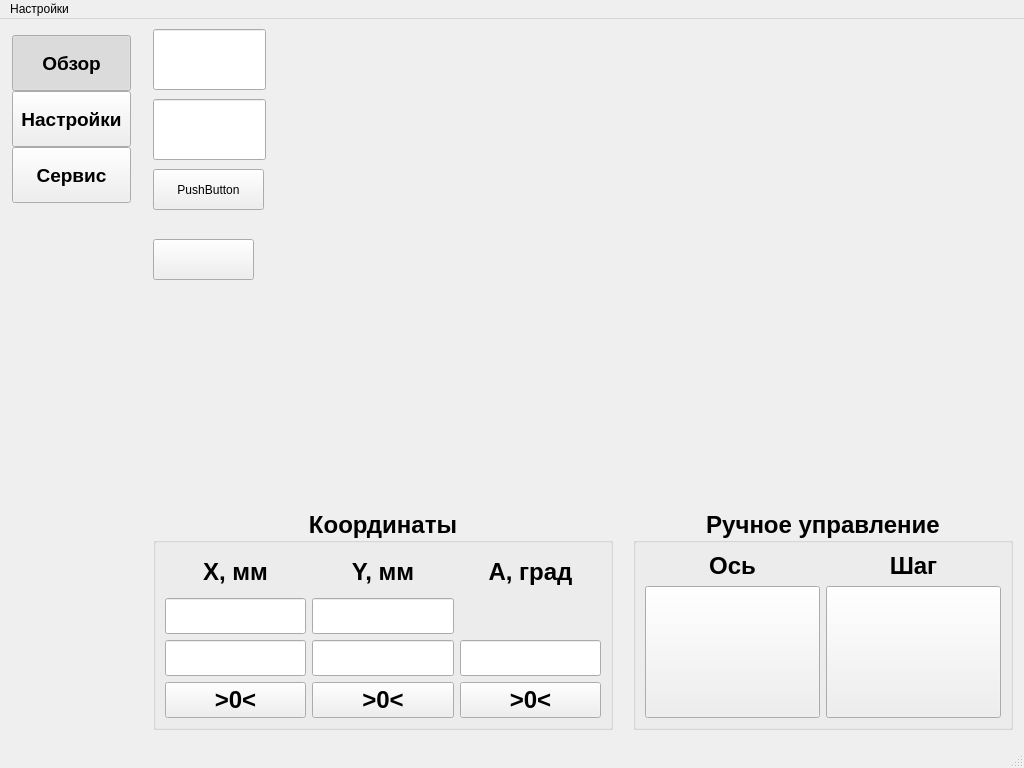
First picture: the form in mainwindow.ui, repository Wooferpenza/HMI, before the edit.
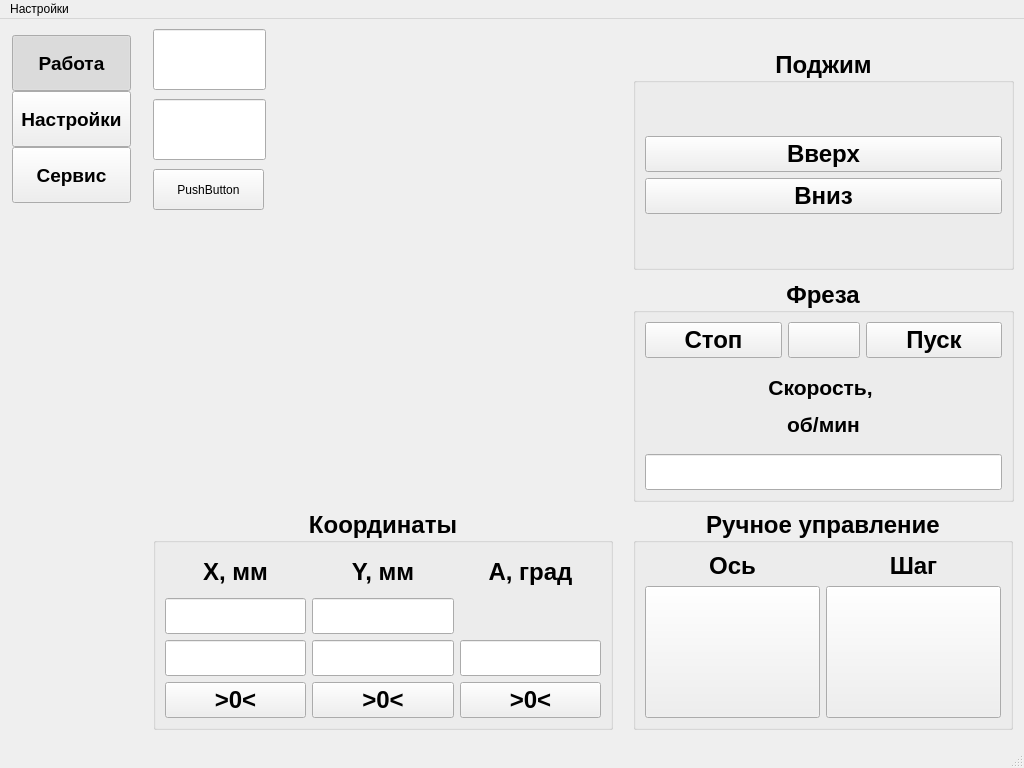
Second picture: the form after the edit. The open tabs and pages were chosen to show the change. Custom widgets are drawn as their Qt base class.

The edit to the form file:
```diff
--- a/mainwindow.ui
+++ b/mainwindow.ui
@@ -86,7 +86,7 @@
          <enum>Qt::FocusPolicy::NoFocus</enum>
         </property>
         <property name="text">
-         <string>Обзор</string>
+         <string>Работа</string>
         </property>
         <property name="checkable">
          <bool>true</bool>
@@ -281,25 +281,6 @@
            <string>PushButton</string>
           </property>
          </widget>
-         <widget class="ToggleButton" name="toggleButtonEnable">
-          <property name="geometry">
-           <rect>
-            <x>10</x>
-            <y>220</y>
-            <width>101</width>
-            <height>41</height>
-           </rect>
-          </property>
-          <property name="focusPolicy">
-           <enum>Qt::FocusPolicy::NoFocus</enum>
-          </property>
-          <property name="stateTexts" stdset="0">
-           <stringlist>
-            <string>Выкл</string>
-            <string>Вкл</string>
-           </stringlist>
-          </property>
-         </widget>
          <widget class="QGroupBox" name="CoordinateBox">
           <property name="geometry">
            <rect>
@@ -788,6 +769,196 @@
            </item>
           </layout>
          </widget>
+         <widget class="QGroupBox" name="CutBox">
+          <property name="geometry">
+           <rect>
+            <x>490</x>
+            <y>260</y>
+            <width>381</width>
+            <height>223</height>
+           </rect>
+          </property>
+          <property name="font">
+           <font>
+            <pointsize>18</pointsize>
+            <bold>true</bold>
+           </font>
+          </property>
+          <property name="title">
+           <string>Фреза</string>
+          </property>
+          <property name="alignment">
+           <set>Qt::AlignmentFlag::AlignCenter</set>
+          </property>
+          <property name="flat">
+           <bool>false</bool>
+          </property>
+          <property name="checkable">
+           <bool>false</bool>
+          </property>
+          <layout class="QVBoxLayout" name="verticalLayout_2">
+           <item>
+            <layout class="QHBoxLayout" name="horizontalLayout_3">
+             <item>
+              <widget class="MomentaryButton" name="cutStopButton">
+               <property name="focusPolicy">
+                <enum>Qt::FocusPolicy::NoFocus</enum>
+               </property>
+               <property name="text">
+                <string>Стоп</string>
+               </property>
+              </widget>
+             </item>
+             <item>
+              <widget class="ToggleButton" name="cutRunToggle">
+               <property name="sizePolicy">
+                <sizepolicy hsizetype="Maximum" vsizetype="Fixed">
+                 <horstretch>0</horstretch>
+                 <verstretch>0</verstretch>
+                </sizepolicy>
+               </property>
+               <property name="focusPolicy">
+                <enum>Qt::FocusPolicy::NoFocus</enum>
+               </property>
+               <property name="stateTexts" stdset="0">
+                <stringlist/>
+               </property>
+              </widget>
+             </item>
+             <item>
+              <widget class="MomentaryButton" name="cutStartButton">
+               <property name="focusPolicy">
+                <enum>Qt::FocusPolicy::NoFocus</enum>
+               </property>
+               <property name="text">
+                <string>Пуск</string>
+               </property>
+              </widget>
+             </item>
+            </layout>
+           </item>
+           <item>
+            <layout class="QVBoxLayout" name="verticalLayout">
+             <item>
+              <widget class="QLabel" name="label_7">
+               <property name="sizePolicy">
+                <sizepolicy hsizetype="Minimum" vsizetype="Preferred">
+                 <horstretch>0</horstretch>
+                 <verstretch>0</verstretch>
+                </sizepolicy>
+               </property>
+               <property name="minimumSize">
+                <size>
+                 <width>120</width>
+                 <height>0</height>
+                </size>
+               </property>
+               <property name="layoutDirection">
+                <enum>Qt::LayoutDirection::LeftToRight</enum>
+               </property>
+               <property name="text">
+                <string>&lt;html&gt;&lt;head/&gt;&lt;body&gt;&lt;p&gt;&lt;span style=&quot; font-size:16pt;&quot;&gt;Скорость, &lt;/span&gt;&lt;/p&gt;&lt;p&gt;&lt;span style=&quot; font-size:16pt;&quot;&gt;об/мин&lt;/span&gt;&lt;/p&gt;&lt;/body&gt;&lt;/html&gt;</string>
+               </property>
+               <property name="alignment">
+                <set>Qt::AlignmentFlag::AlignCenter</set>
+               </property>
+              </widget>
+             </item>
+             <item>
+              <widget class="NumericDisplay" name="cutSpeedDisplay">
+               <property name="sizePolicy">
+                <sizepolicy hsizetype="Minimum" vsizetype="Fixed">
+                 <horstretch>0</horstretch>
+                 <verstretch>0</verstretch>
+                </sizepolicy>
+               </property>
+               <property name="minimumSize">
+                <size>
+                 <width>120</width>
+                 <height>0</height>
+                </size>
+               </property>
+               <property name="font">
+                <font>
+                 <pointsize>18</pointsize>
+                 <bold>false</bold>
+                </font>
+               </property>
+               <property name="mouseTracking">
+                <bool>false</bool>
+               </property>
+               <property name="focusPolicy">
+                <enum>Qt::FocusPolicy::NoFocus</enum>
+               </property>
+               <property name="contextMenuPolicy">
+                <enum>Qt::ContextMenuPolicy::NoContextMenu</enum>
+               </property>
+               <property name="alignment">
+                <set>Qt::AlignmentFlag::AlignCenter</set>
+               </property>
+               <property name="readOnly">
+                <bool>true</bool>
+               </property>
+              </widget>
+             </item>
+            </layout>
+           </item>
+          </layout>
+         </widget>
+         <widget class="QGroupBox" name="ClumpBox">
+          <property name="geometry">
+           <rect>
+            <x>490</x>
+            <y>30</y>
+            <width>381</width>
+            <height>221</height>
+           </rect>
+          </property>
+          <property name="font">
+           <font>
+            <pointsize>18</pointsize>
+            <bold>true</bold>
+           </font>
+          </property>
+          <property name="title">
+           <string>Поджим</string>
+          </property>
+          <property name="alignment">
+           <set>Qt::AlignmentFlag::AlignCenter</set>
+          </property>
+          <property name="flat">
+           <bool>false</bool>
+          </property>
+          <property name="checkable">
+           <bool>false</bool>
+          </property>
+          <layout class="QVBoxLayout" name="verticalLayout_3">
+           <item>
+            <layout class="QVBoxLayout" name="verticalLayout_4">
+             <item>
+              <widget class="MomentaryButton" name="clumpUpButton">
+               <property name="focusPolicy">
+                <enum>Qt::FocusPolicy::NoFocus</enum>
+               </property>
+               <property name="text">
+                <string>Вверх</string>
+               </property>
+              </widget>
+             </item>
+             <item>
+              <widget class="MomentaryButton" name="clumpDownButton">
+               <property name="focusPolicy">
+                <enum>Qt::FocusPolicy::NoFocus</enum>
+               </property>
+               <property name="text">
+                <string>Вниз</string>
+               </property>
+              </widget>
+             </item>
+            </layout>
+           </item>
+          </layout>
+         </widget>
         </widget>
         <widget class="QWidget" name="pageJournal">
          <layout class="QVBoxLayout" name="verticalLayout_journal">
```
Left out of the diff: 9 changed lines with no effect on the pictures.
